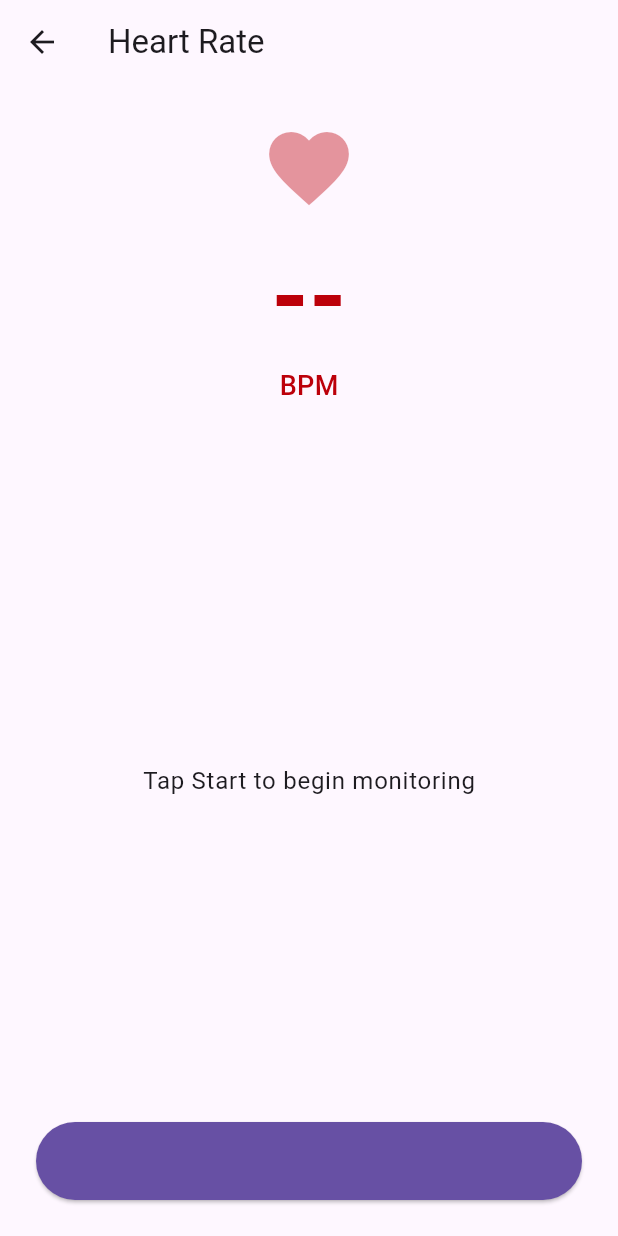
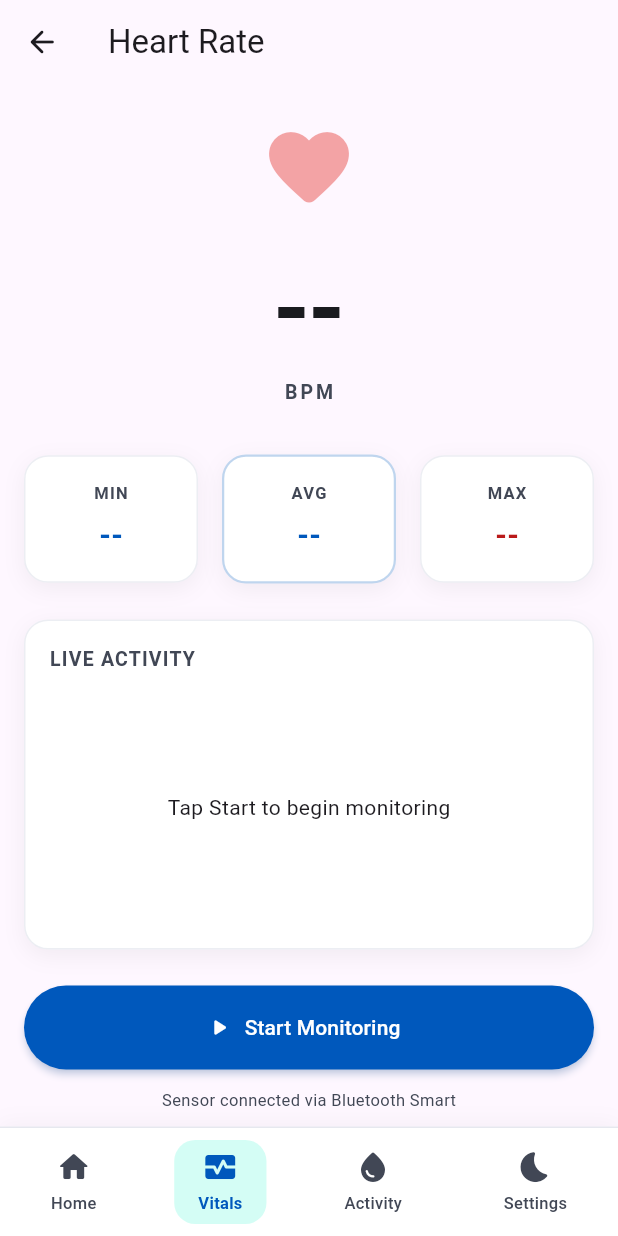
Before and after one commit to tranthienhau/flutter-qcband-sdk, a Flutter app: the HeartRateScreen screen opened by its route, on a phone screen of 412 x 824 dp. Run offline on Flutter 3.47's test engine with Material 3 defaults, Android fonts, the light colour scheme and no system bars; our stand-ins replace flutter_riverpod, go_router; statements that could not run were skipped.

Commit message:
feat(heart-rate): redesign + fix dispose crash
Display BPM hero, Min/Avg/Max stat cards, Live Activity chart card.
Stop touching ref in dispose (crashed when navigating away via nav bar).

```diff
--- a/lib/presentation/screens/heart_rate/heart_rate_screen.dart
+++ b/lib/presentation/screens/heart_rate/heart_rate_screen.dart
@@ -5,8 +5,10 @@ import 'package:flutter_riverpod/flutter_riverpod.dart';
 import 'package:go_router/go_router.dart';
 import '../../../core/theme/app_theme.dart';
 import '../../../data/models/heart_rate_reading.dart';
+import '../../../data/repositories/mock_qcband_repository.dart';
 import '../../../main.dart';
 import '../../providers/providers.dart';
+import '../../widgets/app_bottom_nav.dart';
 
 class HeartRateScreen extends ConsumerStatefulWidget {
   const HeartRateScreen({super.key});
@@ -19,6 +21,7 @@ class _HeartRateScreenState extends ConsumerState<HeartRateScreen>
     with SingleTickerProviderStateMixin {
   late AnimationController _pulseController;
   StreamSubscription? _hrSub;
+  MockQCBandRepository? _mock;
 
   @override
   void initState() {
@@ -38,9 +41,11 @@ class _HeartRateScreenState extends ConsumerState<HeartRateScreen>
 
   @override
   void dispose() {
-    _stopMonitoring();
+    // Do not touch `ref` here: dispose can run after the ProviderScope element
+    // is torn down (e.g. navigating away), which throws. Clean up locally.
+    _hrSub?.cancel();
+    _mock?.stopMockHeartRate();
     _pulseController.dispose();
-    _hrSub?.cancel();
     super.dispose();
   }
 
@@ -52,6 +57,7 @@ class _HeartRateScreenState extends ConsumerState<HeartRateScreen>
 
     if (isDemo) {
       final mock = ref.read(mockRepositoryProvider);
+      _mock = mock;
       mock.startMockHeartRate();
       _hrSub = mock.mockHeartRateStream.listen((hr) {
         ref.read(heartRateHistoryProvider.notifier).add(hr);
@@ -103,10 +109,19 @@ class _HeartRateScreenState extends ConsumerState<HeartRateScreen>
     final history = ref.watch(heartRateHistoryProvider);
     final latestBpm = history.isNotEmpty ? history.last.bpm : 0;
 
+    final minBpm =
+        history.isNotEmpty ? history.map((e) => e.bpm).reduce(math.min) : 0;
+    final maxBpm =
+        history.isNotEmpty ? history.map((e) => e.bpm).reduce(math.max) : 0;
+    final avgBpm = history.isNotEmpty
+        ? (history.map((e) => e.bpm).reduce((a, b) => a + b) / history.length)
+            .round()
+        : 0;
+
     return Scaffold(
       appBar: AppBar(
         leading: IconButton(
-          icon: const Icon(Icons.arrow_back),
+          icon: const Icon(Icons.arrow_back_rounded),
           onPressed: () {
             _stopMonitoring();
             context.go('/dashboard');
@@ -114,11 +129,14 @@ class _HeartRateScreenState extends ConsumerState<HeartRateScreen>
         ),
         title: const Text('Heart Rate'),
       ),
-      body: Column(
+      bottomNavigationBar: const AppBottomNav(activeIndex: 1),
+      body: ListView(
+        padding: const EdgeInsets.fromLTRB(16, 16, 16, 24),
         children: [
-          const SizedBox(height: 24),
-
-          // BPM display with pulse animation
+          // BPM hero
+          Column(
+            children: [
+              const SizedBox(height: 8),
               AnimatedBuilder(
                 animation: _pulseController,
                 builder: (context, child) {
@@ -129,68 +147,86 @@ class _HeartRateScreenState extends ConsumerState<HeartRateScreen>
                     child: child,
                   );
                 },
-            child: Column(
-              children: [
-                Icon(
-                  Icons.favorite,
+                child: Icon(
+                  Icons.favorite_rounded,
                   size: 64,
                   color: isMonitoring && latestBpm > 0
-                      ? AppTheme.heartRateColor
-                      : AppTheme.heartRateColor.withValues(alpha: 0.4),
+                      ? AppTheme.tertiaryContainer
+                      : AppTheme.tertiaryContainer.withValues(alpha: 0.4),
                 ),
-                const SizedBox(height: 8),
+              ),
+              const SizedBox(height: 16),
               Text(
                 latestBpm > 0 ? '$latestBpm' : '--',
                 style: const TextStyle(
                   fontSize: 64,
-                    fontWeight: FontWeight.bold,
-                    color: AppTheme.heartRateColor,
+                  fontWeight: FontWeight.w700,
+                  letterSpacing: -1.5,
+                  color: AppTheme.onSurface,
                 ),
               ),
-                const Text(
+              Text(
                 'BPM',
                 style: TextStyle(
-                    fontSize: 18,
-                    color: AppTheme.heartRateColor,
-                    fontWeight: FontWeight.w500,
+                  fontSize: 13,
+                  fontWeight: FontWeight.w600,
+                  letterSpacing: 2.0,
+                  color: AppTheme.onSurfaceVariant,
                 ),
               ),
             ],
           ),
+          const SizedBox(height: 32),
+
+          // Stat cards
+          Row(
+            children: [
+              Expanded(
+                child: _StatCard(
+                  label: 'MIN',
+                  value: minBpm > 0 ? '$minBpm' : '--',
+                  color: AppTheme.primary,
                 ),
-
-          const SizedBox(height: 24),
-
-          // Stats row
-          if (history.isNotEmpty)
-            Padding(
-              padding: const EdgeInsets.symmetric(horizontal: 32),
-              child: Row(
-                mainAxisAlignment: MainAxisAlignment.spaceEvenly,
-                children: [
-                  _StatChip(
-                    label: 'Min',
-                    value: '${history.map((e) => e.bpm).reduce(math.min)}',
-                    color: AppTheme.sleepColor,
               ),
-                  _StatChip(
-                    label: 'Avg',
-                    value:
-                        '${(history.map((e) => e.bpm).reduce((a, b) => a + b) / history.length).round()}',
-                    color: AppTheme.stepsColor,
+              const SizedBox(width: 16),
+              Expanded(
+                child: _StatCard(
+                  label: 'AVG',
+                  value: avgBpm > 0 ? '$avgBpm' : '--',
+                  color: AppTheme.primary,
+                  highlighted: true,
                 ),
-                  _StatChip(
-                    label: 'Max',
-                    value: '${history.map((e) => e.bpm).reduce(math.max)}',
-                    color: AppTheme.heartRateColor,
+              ),
+              const SizedBox(width: 16),
+              Expanded(
+                child: _StatCard(
+                  label: 'MAX',
+                  value: maxBpm > 0 ? '$maxBpm' : '--',
+                  color: AppTheme.error,
+                ),
               ),
             ],
           ),
-            ),
-
           const SizedBox(height: 24),
 
-          // Chart
+          // Live graph card
+          Container(
+            height: 220,
+            padding: const EdgeInsets.all(16),
+            decoration: AppTheme.cardDecoration(),
+            child: Column(
+              crossAxisAlignment: CrossAxisAlignment.start,
+              children: [
+                Text(
+                  'LIVE ACTIVITY',
+                  style: TextStyle(
+                    fontSize: 13,
+                    fontWeight: FontWeight.w600,
+                    letterSpacing: 0.8,
+                    color: AppTheme.onSurfaceVariant,
+                  ),
+                ),
+                const SizedBox(height: 12),
                 Expanded(
                   child: history.length < 2
                       ? Center(
@@ -198,34 +234,46 @@ class _HeartRateScreenState extends ConsumerState<HeartRateScreen>
                             isMonitoring
                                 ? 'Waiting for heart rate data...'
                                 : 'Tap Start to begin monitoring',
-                      style: Theme.of(context).textTheme.bodyLarge,
+                            style: Theme.of(context).textTheme.bodyMedium,
                           ),
                         )
-                : Padding(
-                    padding: const EdgeInsets.all(16),
-                    child: CustomPaint(
+                      : CustomPaint(
                           size: Size.infinite,
                           painter: _HeartRateChartPainter(readings: history),
                         ),
                 ),
+              ],
             ),
+          ),
+          const SizedBox(height: 24),
 
-          // Start/Stop button
-          Padding(
-            padding: const EdgeInsets.all(24),
-            child: SizedBox(
+          // Control button
+          SizedBox(
             width: double.infinity,
+            height: 56,
             child: ElevatedButton.icon(
               onPressed: isMonitoring ? _stopMonitoring : _startMonitoring,
-                icon: Icon(isMonitoring ? Icons.stop : Icons.play_arrow),
-                label: Text(
-                    isMonitoring ? 'Stop Monitoring' : 'Start Monitoring'),
+              icon: Icon(isMonitoring
+                  ? Icons.stop_circle_rounded
+                  : Icons.play_arrow_rounded),
+              label: Text(isMonitoring ? 'Stop Monitoring' : 'Start Monitoring'),
               style: ElevatedButton.styleFrom(
-                  backgroundColor: isMonitoring
-                      ? AppTheme.heartRateColor
-                      : Theme.of(context).colorScheme.primary,
-                  padding: const EdgeInsets.symmetric(vertical: 16),
+                backgroundColor:
+                    isMonitoring ? AppTheme.error : AppTheme.primary,
+                foregroundColor: Colors.white,
+                elevation: 2,
+                shadowColor: (isMonitoring ? AppTheme.error : AppTheme.primary)
+                    .withValues(alpha: 0.4),
               ),
+            ),
+          ),
+          const SizedBox(height: 12),
+          Center(
+            child: Text(
+              'Sensor connected via Bluetooth Smart',
+              style: TextStyle(
+                fontSize: 11,
+                color: AppTheme.onSurfaceVariant,
               ),
             ),
           ),
@@ -235,32 +283,56 @@ class _HeartRateScreenState extends ConsumerState<HeartRateScreen>
   }
 }
 
-class _StatChip extends StatelessWidget {
+class _StatCard extends StatelessWidget {
   final String label;
   final String value;
   final Color color;
+  final bool highlighted;
 
-  const _StatChip({
+  const _StatCard({
     required this.label,
     required this.value,
     required this.color,
+    this.highlighted = false,
   });
 
   @override
   Widget build(BuildContext context) {
-    return Column(
+    return Container(
+      padding: const EdgeInsets.symmetric(vertical: 16),
+      decoration: BoxDecoration(
+        color: AppTheme.surface,
+        borderRadius: BorderRadius.circular(16),
+        border: Border.all(
+          color: highlighted
+              ? AppTheme.primary.withValues(alpha: 0.25)
+              : AppTheme.outlineVariant.withValues(alpha: 0.3),
+          width: highlighted ? 1.5 : 1,
+        ),
+        boxShadow: const [AppTheme.cardShadow],
+      ),
+      child: Column(
         children: [
-        Text(label, style: Theme.of(context).textTheme.bodyMedium),
-        const SizedBox(height: 4),
+          Text(
+            label,
+            style: TextStyle(
+              fontSize: 11,
+              fontWeight: FontWeight.w600,
+              letterSpacing: 0.8,
+              color: AppTheme.onSurfaceVariant,
+            ),
+          ),
+          const SizedBox(height: 6),
           Text(
             value,
             style: TextStyle(
-            fontSize: 22,
-            fontWeight: FontWeight.bold,
+              fontSize: 20,
+              fontWeight: FontWeight.w700,
               color: color,
             ),
           ),
         ],
+      ),
     );
   }
 }
@@ -281,7 +353,7 @@ class _HeartRateChartPainter extends CustomPainter {
 
     // Grid lines
     final gridPaint = Paint()
-      ..color = Colors.white12
+      ..color = AppTheme.outlineVariant.withValues(alpha: 0.4)
       ..strokeWidth = 0.5;
 
     for (var i = 0; i < 5; i++) {
@@ -291,18 +363,19 @@ class _HeartRateChartPainter extends CustomPainter {
 
     // Line chart
     final linePaint = Paint()
-      ..color = AppTheme.heartRateColor
-      ..strokeWidth = 2.5
+      ..color = AppTheme.tertiary
+      ..strokeWidth = 3
       ..style = PaintingStyle.stroke
-      ..strokeCap = StrokeCap.round;
+      ..strokeCap = StrokeCap.round
+      ..strokeJoin = StrokeJoin.round;
 
     final fillPaint = Paint()
       ..shader = LinearGradient(
         begin: Alignment.topCenter,
         end: Alignment.bottomCenter,
         colors: [
-          AppTheme.heartRateColor.withValues(alpha: 0.3),
-          AppTheme.heartRateColor.withValues(alpha: 0.0),
+          AppTheme.tertiaryContainer.withValues(alpha: 0.25),
+          AppTheme.tertiaryContainer.withValues(alpha: 0.0),
         ],
       ).createShader(Rect.fromLTWH(0, 0, size.width, size.height));
 
@@ -337,11 +410,11 @@ class _HeartRateChartPainter extends CustomPainter {
       canvas.drawCircle(
         Offset(lastX, lastY),
         5,
-        Paint()..color = AppTheme.heartRateColor,
+        Paint()..color = AppTheme.tertiary,
       );
       canvas.drawCircle(
         Offset(lastX, lastY),
-        3,
+        2.5,
         Paint()..color = Colors.white,
       );
     }
```
Lines whose indentation alone changed are shown as unchanged.
